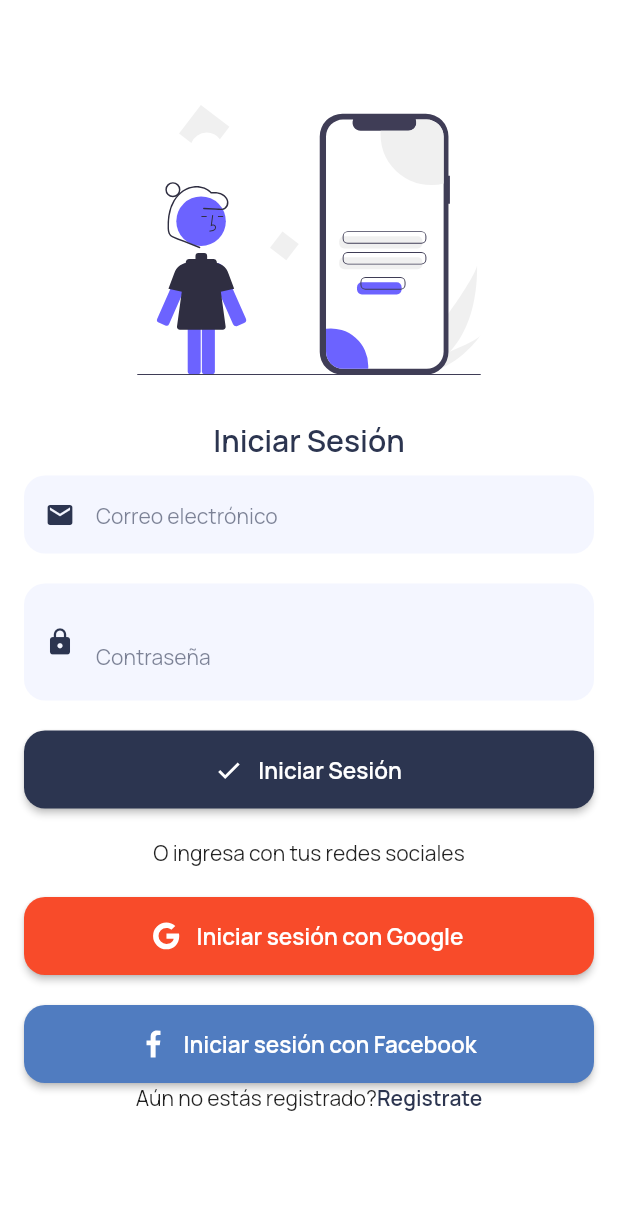
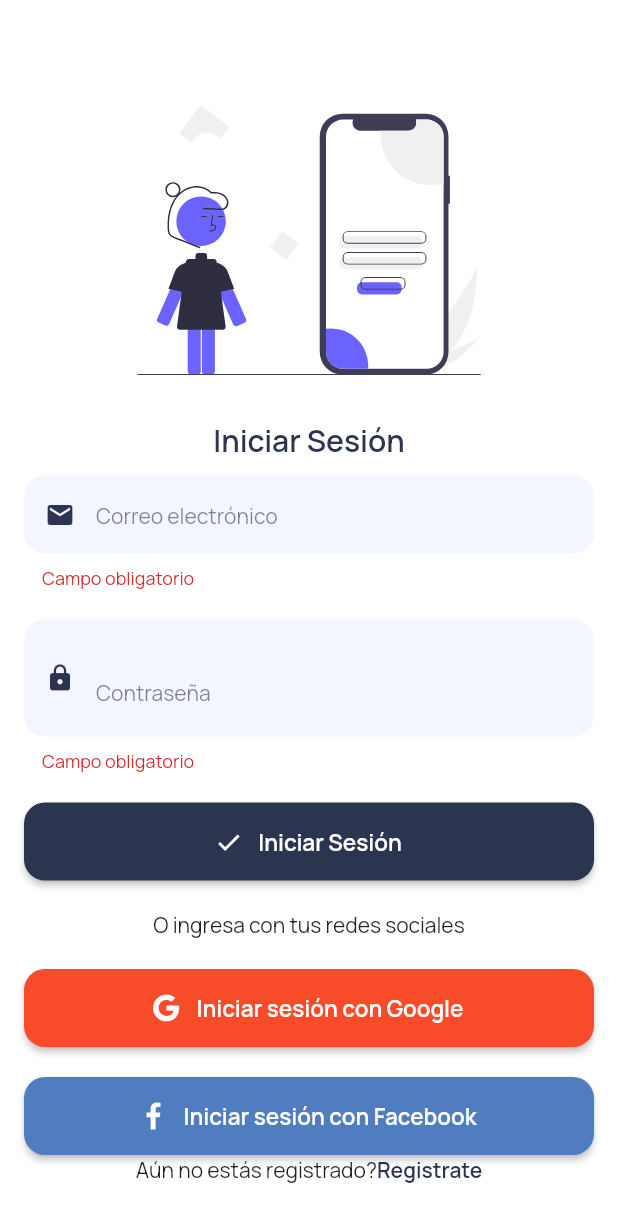
Before and after one commit to neslonBryan/tasks, a Flutter app: the screen it shows after launch, after a tap on "Iniciar Sesión", on a phone screen of 412 x 824 dp. Shown: the top 1222 px of the screen. Run offline on Flutter 3.47's test engine with Material 2 defaults, Android fonts, the phone set to English and light mode, and no system bars; our stand-ins replace cloud_firestore, firebase_auth, firebase_core, flutter_svg, google_fonts; accounts and stored records are empty.

Commit message:
tratando de solucionar el bug

```diff
--- a/lib/pages/login_page.dart
+++ b/lib/pages/login_page.dart
@@ -1,5 +1,8 @@
+import 'package:firebase_auth/firebase_auth.dart';
+import 'package:firebase_core/firebase_core.dart';
 import 'package:flutter/material.dart';
 import 'package:flutter_svg/svg.dart';
+import 'package:tasks/pages/homepage.dart';
 import 'package:tasks/pages/register_pages.dart';
 import 'package:tasks/ui/general/colors.dart';
 import 'package:tasks/ui/widgets/button_custom_widget.dart';
@@ -16,8 +19,38 @@ class LoginPage extends StatefulWidget {
 }
 
 class _LoginPageState extends State<LoginPage> {
+  final formKey = GlobalKey<FormState>();
   final TextEditingController _emailcontroller = TextEditingController();
   final TextEditingController _passwordcontroller = TextEditingController();
+
+  _login() async {
+    try {
+      if (formKey.currentState!.validate()) {
+        UserCredential userCredential =
+            await FirebaseAuth.instance.signInWithEmailAndPassword(
+          email: _emailcontroller.text,
+          password: _passwordcontroller.text,
+        );
+        if (userCredential.user != null) {
+          Navigator.pushAndRemoveUntil(
+              context,
+              MaterialPageRoute(builder: (context) => HomePage()),
+              (route) => false);
+        }
+      }
+    } on FirebaseAuthException catch (error) {
+      if (error.code == "invalid-email") {
+        showSnackBarError(context, "El correo electronico es invalido");
+      } else if (error.code == "user-not-found") {
+        showSnackBarError(context, "El usuario no esta registrado");
+      } else if (error.code == "wrong-password") {
+        showSnackBarError(context, "La contraseña es incorrecta");
+      }
+    }
+  }
+
+  _loginWithGoogle() {}
+
   @override
   Widget build(BuildContext context) {
     return Scaffold(
@@ -25,6 +58,8 @@ class _LoginPageState extends State<LoginPage> {
       body: SingleChildScrollView(
         child: Padding(
           padding: EdgeInsets.symmetric(vertical: 30.0, horizontal: 16.0),
+          child: Form(
+            key: formKey,
             child: Column(
               children: [
                 divider40(),
@@ -56,7 +91,9 @@ class _LoginPageState extends State<LoginPage> {
                   text: "Iniciar Sesión",
                   icon: "check",
                   color: KBrandPrimaryColor,
-                onPressed: () {},
+                  onPressed: () {
+                    _login();
+                  },
                 ),
                 divider20(),
                 Text(
@@ -67,7 +104,9 @@ class _LoginPageState extends State<LoginPage> {
                   text: "Iniciar sesión con Google",
                   icon: "google",
                   color: Color(0xfff84b2a),
-                onPressed: () {},
+                  onPressed: () {
+                    _loginWithGoogle();
+                  },
                 ),
                 divider20(),
                 ButtonCustonWidget(
@@ -107,6 +146,7 @@ class _LoginPageState extends State<LoginPage> {
             ),
           ),
         ),
+      ),
     );
   }
 }
```
Lines whose indentation alone changed are shown as unchanged.
